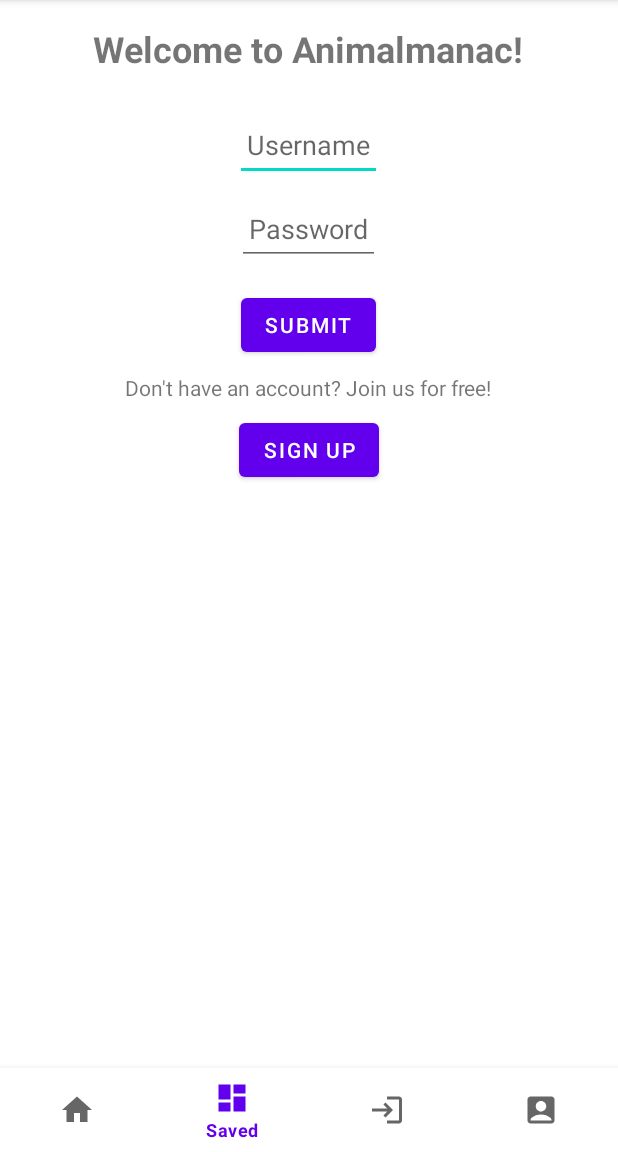
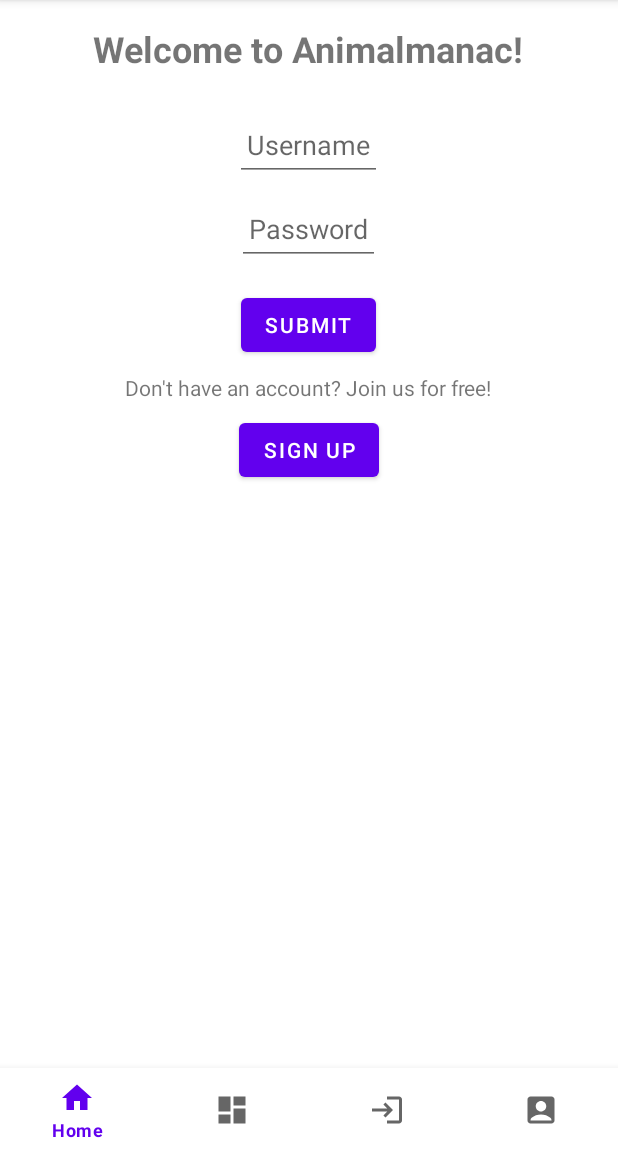
Before and after one commit to Oscar-Mallen/AnimalAlmanacVersion1, an Android app: the screen it shows after launch (MainActivity), item 2 of the bottom bar chosen, on a phone screen of 412 x 824 dp, the part 84-1236 px from its top. Run offline under Robolectric (Android 15) with nearby library versions, the phone set to English and light mode, and no system bars; our stand-ins replace navigation-ui.

Commit message:
added lots of functionaility

```diff
--- a/app/src/main/java/com/example/animalalmanacversion1/LoginFragment.java
+++ b/app/src/main/java/com/example/animalalmanacversion1/LoginFragment.java
@@ -1,6 +1,7 @@
 package com.example.animalalmanacversion1;
 
 import android.os.Bundle;
+import android.util.Log;
 import android.view.LayoutInflater;
 import android.view.View;
 import android.view.ViewGroup;
@@ -15,9 +16,13 @@ import androidx.navigation.Navigation;
 
 public class LoginFragment extends Fragment {
 
+    private static final String TAG = "LoginFragment";
+
     @Nullable
     @Override
     public View onCreateView(@NonNull LayoutInflater inflater, @Nullable ViewGroup container, @Nullable Bundle savedInstanceState) {
+        Log.d(TAG, "LoginFragment loaded");
+
         // Inflate the layout for this fragment
         View view = inflater.inflate(R.layout.fragment_login, container, false);
 
@@ -27,25 +32,38 @@ public class LoginFragment extends Fragment {
         Button submitButton = view.findViewById(R.id.submit);
         Button signUpButton = view.findViewById(R.id.sign_up);
 
+        // Log to confirm views were found
+        Log.d(TAG, "Views initialized");
+
         // Set up button listeners
         submitButton.setOnClickListener(v -> {
-            // Handle login logic here
+            Log.d(TAG, "Submit button clicked!");
+
             String username = usernameEditText.getText().toString().trim();
             String password = passwordEditText.getText().toString().trim();
 
             if (username.isEmpty() || password.isEmpty()) {
                 Toast.makeText(getActivity(), "Please fill all fields", Toast.LENGTH_SHORT).show();
             } else {
-                // Perform login logic
                 Toast.makeText(getActivity(), "Login Successful!", Toast.LENGTH_SHORT).show();
-                // You can add code to navigate to the main screen or another screen here
+                Log.d(TAG, "Login Successful");
             }
         });
 
         signUpButton.setOnClickListener(v -> {
-            NavController navController = Navigation.findNavController(v);
-            navController.navigate(R.id.action_loginFragment_to_signUpFragment);
+            Log.d(TAG, "Sign-Up button clicked!");
+
+            try {
+                NavController navController = Navigation.findNavController(v);
+                navController.navigate(R.id.action_loginFragment_to_signUpFragment);
+                Log.d(TAG, "Navigating to SignUpFragment");
+            } catch (Exception e) {
+                Log.e(TAG, "Navigation failed: " + e.getMessage());
+            }
         });
+
+        Log.d(TAG, "Submit Button - Enabled: " + submitButton.isEnabled() + ", Clickable: " + submitButton.isClickable());
+        Log.d(TAG, "Sign-Up Button - Enabled: " + signUpButton.isEnabled() + ", Clickable: " + signUpButton.isClickable());
 
         return view;
     }
--- a/app/src/main/java/com/example/animalalmanacversion1/MainActivity.java
+++ b/app/src/main/java/com/example/animalalmanacversion1/MainActivity.java
@@ -2,61 +2,66 @@ package com.example.animalalmanacversion1;
 
 import android.content.SharedPreferences;
 import android.os.Bundle;
+
 import com.google.android.material.bottomnavigation.BottomNavigationView;
+
+import androidx.annotation.NonNull;
 import androidx.appcompat.app.AppCompatActivity;
 import androidx.fragment.app.Fragment;
+import androidx.navigation.NavController;
+import androidx.navigation.fragment.NavHostFragment;
+import androidx.navigation.ui.AppBarConfiguration;
+import androidx.navigation.ui.NavigationUI;
+
+import android.util.Log;
 
 public class MainActivity extends AppCompatActivity {
+
+    private static final String TAG = "MainActivity";
 
     @Override
     protected void onCreate(Bundle savedInstanceState) {
         super.onCreate(savedInstanceState);
         setContentView(R.layout.activity_main);
 
+        // Find and initialize BottomNavigationView
         BottomNavigationView bottomNavView = findViewById(R.id.bottom_nav_view);
+        if (bottomNavView == null) {
+            Log.e(TAG, "BottomNavigationView is null. Please check if the ID is correct.");
+            return;
+        }
+
+        // Initialize NavHostFragment and NavController
+        NavHostFragment navHostFragment = (NavHostFragment) getSupportFragmentManager().findFragmentById(R.id.nav_host_fragment);
+        if (navHostFragment == null) {
+            Log.e(TAG, "NavHostFragment is null. Please check if the ID is correct.");
+            return;
+        }
+
+        NavController navController = navHostFragment.getNavController();
+
+        // Set up navigation with bottom navigation view
+        AppBarConfiguration appBarConfiguration = new AppBarConfiguration.Builder(
+                R.id.navigation_home, R.id.navigation_saved, R.id.navigation_login, R.id.navigation_signup)
+                .build();
+
+        NavigationUI.setupWithNavController(bottomNavView, navController);
+        Log.d(TAG, "BottomNavigationView and NavController set up successfully.");
 
         // Check if user is logged in
         if (!isLoggedIn()) {
-            // Load LoginFragment if the user is not logged in
-            loadFragment(new LoginFragment());
-            return; // Exit onCreate to prevent initializing BottomNavigationView
-        } else {
-            // Load default fragment (e.g., HomeFragment) if user is logged in
-            loadFragment(new HomeFragment());
+            Log.d(TAG, "User is not logged in. Navigating to LoginFragment.");
+            // Navigate to LoginFragment if the user is not logged in
+            navController.navigate(R.id.loginFragment);
         }
-
-        // Handle bottom navigation item selection using lambda expression
-        bottomNavView.setOnItemSelectedListener(item -> {
-            Fragment selectedFragment = null;
-
-            if (item.getItemId() == R.id.navigation_home) {
-                selectedFragment = new HomeFragment();
-            } else if (item.getItemId() == R.id.navigation_saved) {
-                selectedFragment = new SavedFragment();
-            } else if (item.getItemId() == R.id.navigation_login) {
-                selectedFragment = new LoginFragment();
-            } else if (item.getItemId() == R.id.navigation_signup) {
-                selectedFragment = new SignUpFragment();
-            }
-
-            if (selectedFragment != null) {
-                loadFragment(selectedFragment);
-            }
-            return true;
-        });
-    }
-
-    // Helper method to load fragments
-    private void loadFragment(Fragment fragment) {
-        getSupportFragmentManager().beginTransaction()
-                .replace(R.id.fragment_container, fragment) // R.id.fragment_container is the FrameLayout ID in activity_main.xml
-                .commit();
     }
 
     // Method to check if user is logged in
     private boolean isLoggedIn() {
         // Check login status from SharedPreferences or another persistent storage
         SharedPreferences sharedPreferences = getSharedPreferences("MyAppPrefs", MODE_PRIVATE);
-        return sharedPreferences.getBoolean("isLoggedIn", false);
+        boolean loggedIn = sharedPreferences.getBoolean("isLoggedIn", false);
+        Log.d(TAG, "isLoggedIn: " + loggedIn);
+        return loggedIn;
     }
 }
--- a/app/src/main/res/layout/activity_main.xml
+++ b/app/src/main/res/layout/activity_main.xml
@@ -2,24 +2,30 @@
 <androidx.constraintlayout.widget.ConstraintLayout
     xmlns:android="http://schemas.android.com/apk/res/android"
     xmlns:app="http://schemas.android.com/apk/res-auto"
-    android:id="@+id/container"
     android:layout_width="match_parent"
     android:layout_height="match_parent">
+
+    <!-- FragmentContainerView for hosting navigation fragments -->
+    <androidx.fragment.app.FragmentContainerView
+        android:id="@+id/nav_host_fragment"
+        android:name="androidx.navigation.fragment.NavHostFragment"
+        android:layout_width="match_parent"
+        android:layout_height="0dp"
+        app:navGraph="@navigation/nav_graph"
+        app:defaultNavHost="true"
+        app:layout_constraintTop_toTopOf="parent"
+        app:layout_constraintBottom_toTopOf="@id/bottom_nav_view"
+        app:layout_constraintStart_toStartOf="parent"
+        app:layout_constraintEnd_toEndOf="parent" />
 
     <!-- Bottom Navigation View for switching between fragments -->
     <com.google.android.material.bottomnavigation.BottomNavigationView
         android:id="@+id/bottom_nav_view"
-        android:layout_width="match_parent"
+        android:layout_width="0dp"
         android:layout_height="wrap_content"
         app:layout_constraintBottom_toBottomOf="parent"
+        app:layout_constraintStart_toStartOf="parent"
+        app:layout_constraintEnd_toEndOf="parent"
         app:menu="@menu/bottom_nav_menu" />
 
-    <!-- Fragment container to replace fragments manually -->
-    <FrameLayout
-        android:id="@+id/fragment_container"
-        android:layout_width="match_parent"
-        android:layout_height="0dp"
-        app:layout_constraintTop_toTopOf="parent"
-        app:layout_constraintBottom_toTopOf="@id/bottom_nav_view" />
-
 </androidx.constraintlayout.widget.ConstraintLayout>
--- a/app/src/main/res/layout/fragment_login.xml
+++ b/app/src/main/res/layout/fragment_login.xml
@@ -2,14 +2,17 @@
 <ScrollView
     xmlns:android="http://schemas.android.com/apk/res/android"
     android:layout_width="match_parent"
-    android:layout_height="match_parent">
+    android:layout_height="match_parent"
+    android:focusableInTouchMode="true"
+    android:descendantFocusability="beforeDescendants">
 
     <LinearLayout
         android:layout_width="match_parent"
         android:layout_height="wrap_content"
         android:orientation="vertical"
         android:padding="16dp"
-        android:gravity="center_horizontal">
+        android:gravity="center_horizontal"
+        android:focusableInTouchMode="true">
 
         <!-- Welcome Message -->
         <TextView
@@ -58,7 +61,8 @@
             android:maxWidth="200dp"
             android:text="@string/submit"
             android:layout_marginTop="16dp"
-            android:layout_gravity="center_horizontal" />
+            android:layout_gravity="center_horizontal"
+            android:clickable="true" />
 
         <!-- Message for Sign Up Prompt -->
         <TextView
@@ -78,7 +82,8 @@
             android:maxWidth="200dp"
             android:text="@string/sign_up"
             android:layout_marginTop="8dp"
-            android:layout_gravity="center_horizontal" />
+            android:layout_gravity="center_horizontal"
+            android:clickable="true" />
 
     </LinearLayout>
 </ScrollView>
```
Also changed, not shown: app/src/main/res/navigation/nav_graph.xml (+7 -4 lines).
